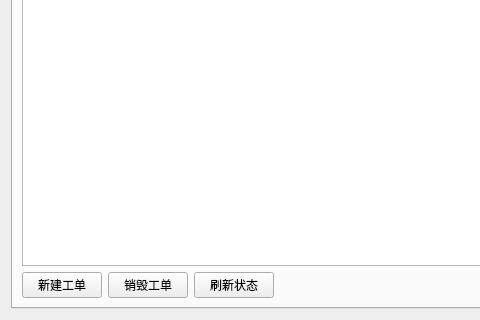
Above: client/Forms/client_factory.ui from KirisameMarisa0602/cloudmeeting before the change; both pictures show x 0 to 480 and y 180 to 500 of the 700 by 500 pixel window. Below: the same form after it.
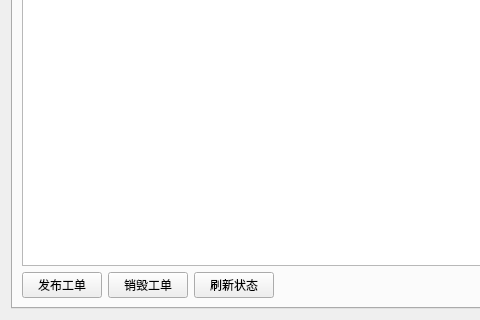
That is the form after the change.

Patch:
```diff
--- a/client/Forms/client_factory.ui
+++ b/client/Forms/client_factory.ui
@@ -10,21 +10,6 @@
     <height>500</height>
    </rect>
   </property>
-  <property name="styleSheet">
-   <string notr="true">QTabBar::tab:selected {
-    background: #0078d7;   /* 微软蓝，也可用blue */
-    color: white;
-    border-radius: 3px;
-}
-QTabBar::tab {
-    min-width: 100px; min-height: 28px;
-    background: #eaeaea;
-    color: black;
-    border-radius: 3px;
-    padding: 6px 18px;
-    margin: 2px;
-}</string>
-  </property>
   <layout class="QVBoxLayout" name="verticalLayoutMain">
    <item>
     <widget class="QTabWidget" name="tabWidget">
@@ -114,7 +99,7 @@
          <item>
           <widget class="QPushButton" name="btnNewOrder">
            <property name="text">
-            <string>新建工单</string>
+            <string>发布工单</string>
            </property>
           </widget>
          </item>
```
